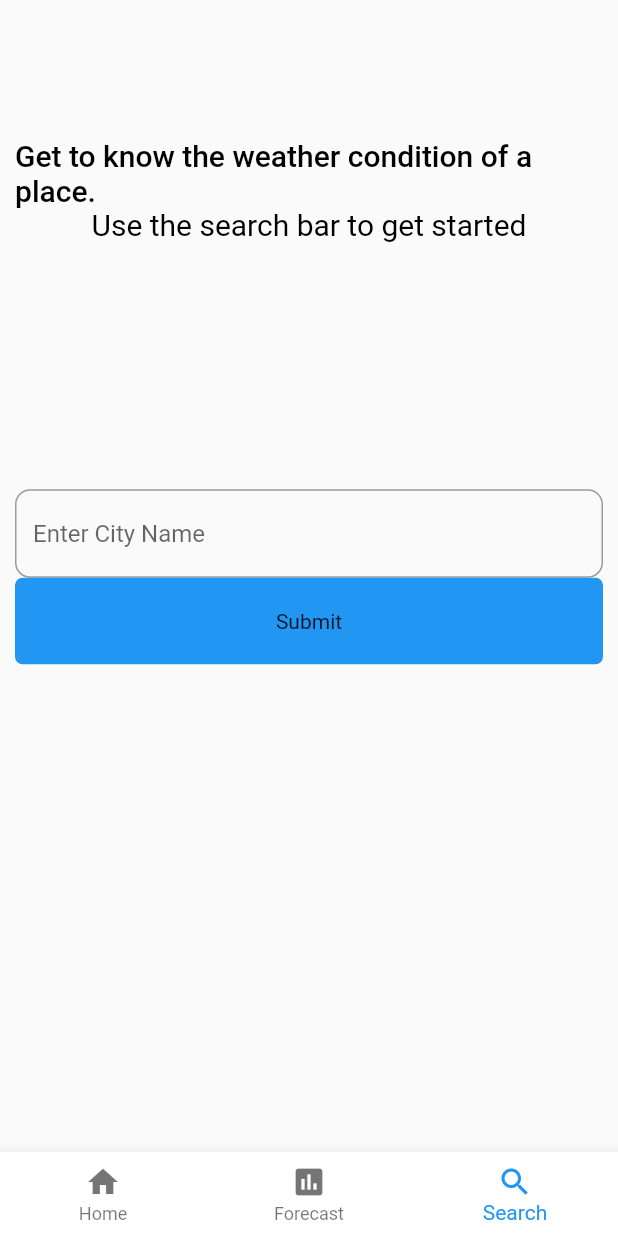
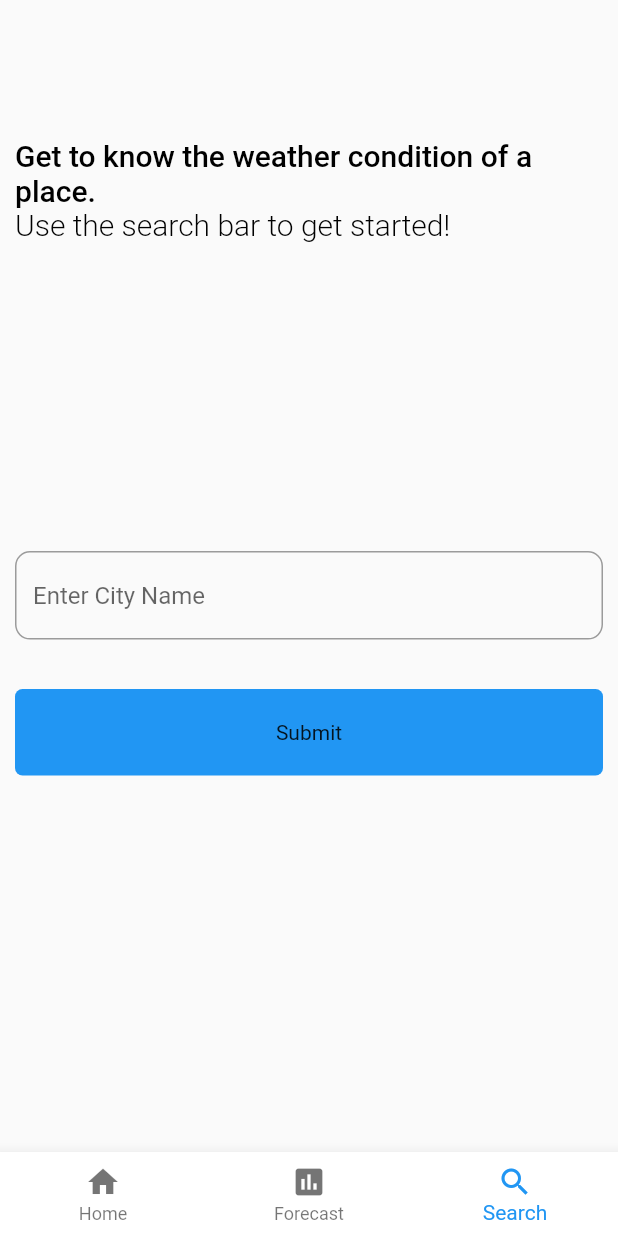
Before and after one commit to moak13/get_weather, a Flutter app: the screen it shows after launch, item 3 of the bottom bar chosen, on a phone screen of 412 x 824 dp. Run offline on Flutter 3.47's test engine with Material 2 defaults, Android fonts, the phone set to English and light mode, and no system bars; our stand-ins replace data_connection_checker, equatable, geolocator, get_it, shared_preferences, stacked and 1 more.

Commit message:
search feature ui update

```diff
--- a/lib/features/current_weather/view/current_weather_view.dart
+++ b/lib/features/current_weather/view/current_weather_view.dart
@@ -18,7 +18,7 @@ class CurrentWeatherView extends StatelessWidget {
             height: scaleHeight * 10,
           ),
           Column(
-            mainAxisAlignment: MainAxisAlignment.center,
+            crossAxisAlignment: CrossAxisAlignment.start,
             children: <Widget>[
               Text(
                 'Get to know the weather condition of a place.',
@@ -29,23 +29,28 @@ class CurrentWeatherView extends StatelessWidget {
                 ),
               ),
               Text(
-                'Use the search bar to get started',
+                'Use the search bar to get started!',
                 style: TextStyle(
                   color: Colors.black,
                   fontSize: textScale * 20,
-                  fontWeight: FontWeight.w400,
+                  fontWeight: FontWeight.w300,
                 ),
               )
             ],
           ),
           SizedBox(
-            height: scaleHeight * 20,
+            height: scaleHeight * 25,
           ),
           TextField(
             decoration: InputDecoration(
-                hintText: 'Enter City Name',
-                border: OutlineInputBorder(
-                    borderRadius: BorderRadius.circular(10))),
+              hintText: 'Enter City Name',
+              border: OutlineInputBorder(
+                borderRadius: BorderRadius.circular(10),
+              ),
+            ),
+          ),
+          SizedBox(
+            height: scaleHeight * 4,
           ),
           InkWell(
             onTap: () {},
```
